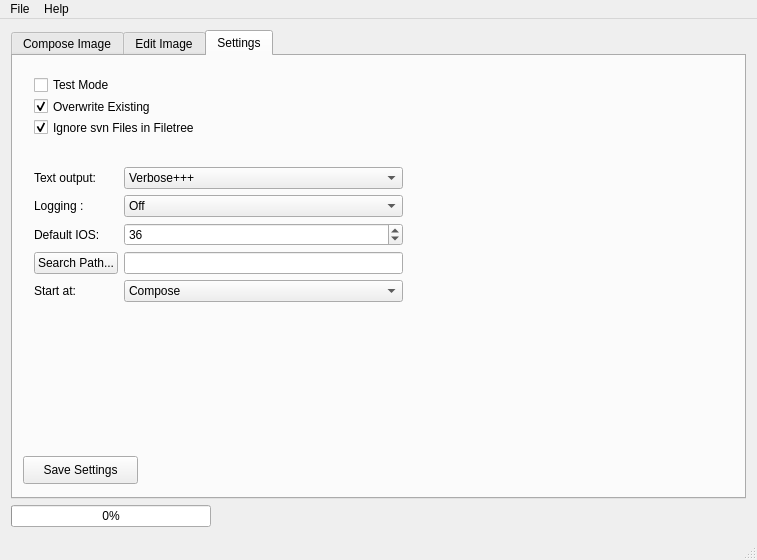
First picture: the form in mainwindow.ui, repository giantpune/qtwitgui, before the edit.
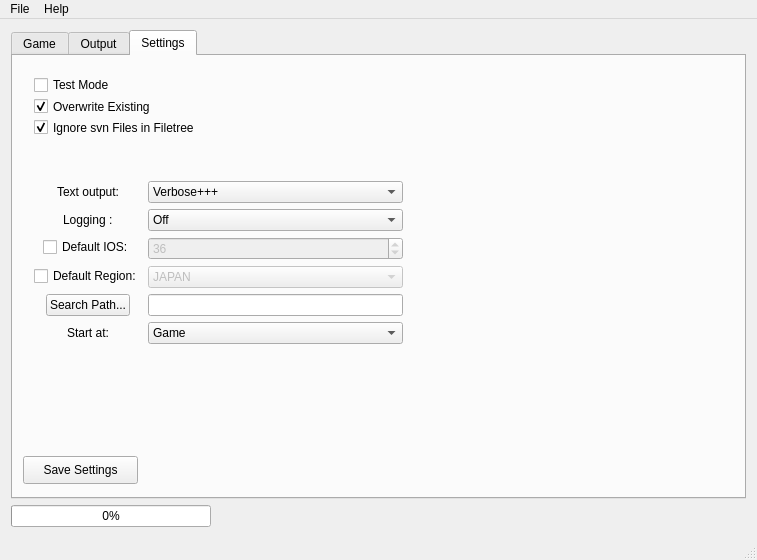
Second picture: the form after the edit. The open tabs and pages were chosen to show the change.

Commit message: * more merging of the tabs * changed tab names * add checkbox & stuff for global IOS/region settings * disable the ios/region stuff on the game tab if global settings are used * add "about" stuff

```diff
--- a/mainwindow.ui
+++ b/mainwindow.ui
@@ -72,7 +72,7 @@
       </property>
       <widget class="QWidget" name="tab">
        <attribute name="title">
-        <string>Compose Image</string>
+        <string>Game</string>
        </attribute>
        <layout class="QGridLayout" name="gridLayout_2">
         <item row="0" column="0">
@@ -353,7 +353,7 @@
       </widget>
       <widget class="QWidget" name="Edit_tab">
        <attribute name="title">
-        <string>Edit Image</string>
+        <string>Output</string>
        </attribute>
        <layout class="QGridLayout" name="gridLayout_4">
         <item row="1" column="0" colspan="4">
@@ -461,10 +461,19 @@
           <x>10</x>
           <y>100</y>
           <width>391</width>
-          <height>161</height>
+          <height>212</height>
          </rect>
         </property>
         <layout class="QFormLayout" name="formLayout">
+         <property name="fieldGrowthPolicy">
+          <enum>QFormLayout::AllNonFixedFieldsGrow</enum>
+         </property>
+         <property name="labelAlignment">
+          <set>Qt::AlignCenter</set>
+         </property>
+         <property name="formAlignment">
+          <set>Qt::AlignCenter</set>
+         </property>
          <item row="0" column="0">
           <widget class="QLabel" name="label_2">
            <property name="text">
@@ -542,10 +551,7 @@
           </widget>
          </item>
          <item row="2" column="0">
-          <widget class="QLabel" name="def_ios_lbl">
-           <property name="toolTip">
-            <string>Default IOS to use for booting: If this is less than 3, the IOS in the TMD will be used</string>
-           </property>
+          <widget class="QCheckBox" name="checkBox_defaultIos">
            <property name="text">
             <string>Default IOS:</string>
            </property>
@@ -553,8 +559,14 @@
          </item>
          <item row="2" column="1">
           <widget class="QSpinBox" name="default_ios_spinbox">
+           <property name="enabled">
+            <bool>false</bool>
+           </property>
            <property name="toolTip">
-            <string>Default IOS to use for booting: If this is less than 3, the IOS in the TMD will be used</string>
+            <string>Default IOS to use for booting</string>
+           </property>
+           <property name="minimum">
+            <number>3</number>
            </property>
            <property name="maximum">
             <number>255</number>
@@ -564,7 +576,7 @@
            </property>
           </widget>
          </item>
-         <item row="3" column="0">
+         <item row="4" column="0">
           <widget class="QPushButton" name="pushButton_settings_searchPath">
            <property name="minimumSize">
             <size>
@@ -577,7 +589,7 @@
            </property>
           </widget>
          </item>
-         <item row="3" column="1">
+         <item row="4" column="1">
           <widget class="QLineEdit" name="lineEdit_default_path">
            <property name="minimumSize">
             <size>
@@ -596,14 +608,14 @@
            </property>
           </widget>
          </item>
-         <item row="4" column="0">
+         <item row="5" column="0">
           <widget class="QLabel" name="label_7">
            <property name="text">
             <string>Start at:</string>
            </property>
           </widget>
          </item>
-         <item row="4" column="1">
+         <item row="5" column="1">
           <widget class="QComboBox" name="startupTab_combobox">
            <property name="minimumSize">
             <size>
@@ -613,7 +625,7 @@
            </property>
            <item>
             <property name="text">
-             <string>Compose</string>
+             <string>Game</string>
             </property>
            </item>
            <item>
@@ -628,6 +640,40 @@
            </item>
           </widget>
          </item>
+         <item row="3" column="0">
+          <widget class="QCheckBox" name="checkBox_defaultRegion">
+           <property name="text">
+            <string>Default Region:</string>
+           </property>
+          </widget>
+         </item>
+         <item row="3" column="1">
+          <widget class="QComboBox" name="comboBox_defaultRegion">
+           <property name="enabled">
+            <bool>false</bool>
+           </property>
+           <item>
+            <property name="text">
+             <string>JAPAN</string>
+            </property>
+           </item>
+           <item>
+            <property name="text">
+             <string>USA</string>
+            </property>
+           </item>
+           <item>
+            <property name="text">
+             <string>PAL</string>
+            </property>
+           </item>
+           <item>
+            <property name="text">
+             <string>KOREA</string>
+            </property>
+           </item>
+          </widget>
+         </item>
         </layout>
        </widget>
        <widget class="QWidget" name="layoutWidget">
```
Left out of the diff: 65 changed lines with no effect on the pictures. The commit also changes 2 other files.
